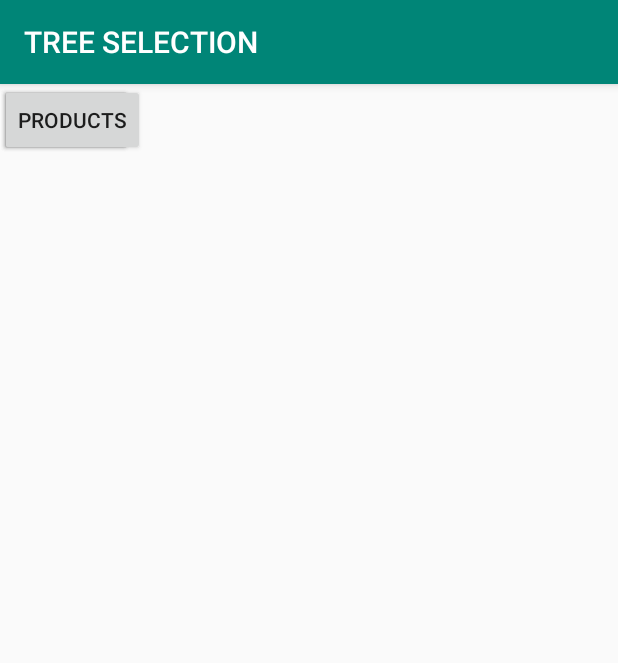
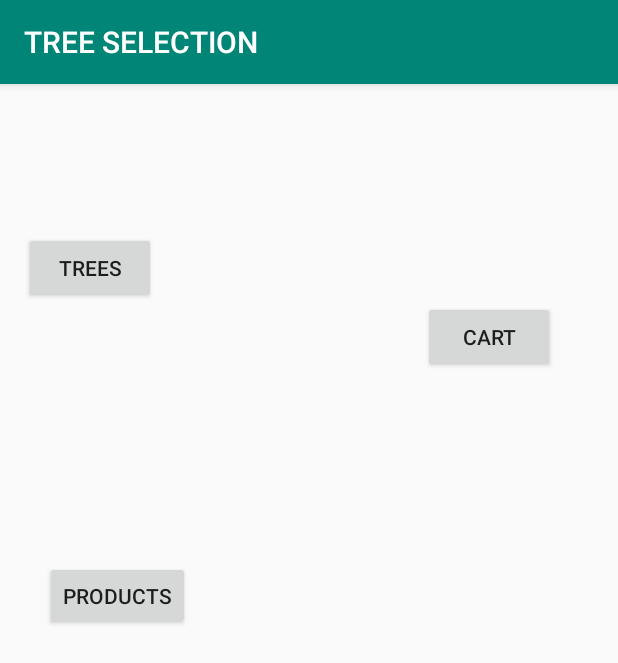
Before and after one commit to BigJase/SE5013, an Android app: the screen it shows after launch (HomeScreen), on a phone screen of 412 x 824 dp. Shown: the top 663 px of the screen. Run offline under Robolectric (Android 15) with nearby library versions, the light colour scheme and no system bars.

Commit message:
-Made the Home Screen open on app launch -Added buttons (trees, cart, products) -Pressing tress button brings up list of trees

```diff
--- a/app/src/main/AndroidManifest.xml
+++ b/app/src/main/AndroidManifest.xml
@@ -10,14 +10,11 @@
         android:supportsRtl="true"
         android:theme="@style/AppTheme">
         <activity android:name=".MainActivity">
-            <intent-filter>
-                <action android:name="android.intent.action.MAIN" />
 
-                <category android:name="android.intent.category.LAUNCHER" />
-            </intent-filter>
         </activity>
 
         <activity android:name=".HomeScreen">
+            android:onClick=".MainActivity"
             <intent-filter>
                 <action android:name="android.intent.action.MAIN" />
 
--- a/app/src/main/java/com/example/jason/myapplication/HomeScreen.java
+++ b/app/src/main/java/com/example/jason/myapplication/HomeScreen.java
@@ -1,13 +1,26 @@
 package com.example.jason.myapplication;
 
+import android.content.Intent;
 import android.os.Bundle;
 import android.support.v7.app.AppCompatActivity;
+import android.view.View;
+import android.widget.Button;
 
 public class HomeScreen extends AppCompatActivity {
 
     protected void onCreate(Bundle savedInstanceState){
         super.onCreate(savedInstanceState);
         setContentView(R.layout.home_screen);
+
+        final Button tree_button = findViewById(R.id.trees_button);
+        tree_button.setOnClickListener(new View.OnClickListener(){
+            public void onClick(View v){
+                Intent intent = new Intent(HomeScreen.this, MainActivity.class);
+                startActivity(intent);
+            }
+        });
     }
 
+
+
 }
--- a/app/src/main/res/layout/home_screen.xml
+++ b/app/src/main/res/layout/home_screen.xml
@@ -1,31 +1,51 @@
 <?xml version="1.0" encoding="utf-8"?>
 <android.support.constraint.ConstraintLayout xmlns:android="http://schemas.android.com/apk/res/android"
+    xmlns:app="http://schemas.android.com/apk/res-auto"
     xmlns:tools="http://schemas.android.com/tools"
-    android:id="@+id/products_button"
+
     android:layout_width="match_parent"
     android:layout_height="match_parent">
 
     <Button
-        android:id="@+id/tree_button"
+        android:id="@+id/trees_button"
         android:layout_width="wrap_content"
-        android:layout_height="wrap_content"
+        android:layout_height="48dp"
+        android:layout_marginTop="16dp"
+        android:layout_marginEnd="154dp"
+        android:layout_marginBottom="8dp"
         android:text="Trees"
-        tools:layout_editor_absoluteX="0dp"
-        tools:layout_editor_absoluteY="25dp" />
+        app:layout_constraintBottom_toTopOf="@+id/products_button"
+        app:layout_constraintEnd_toStartOf="@+id/cart_button"
+        app:layout_constraintHorizontal_bias="0.571"
+        app:layout_constraintStart_toStartOf="parent"
+        app:layout_constraintTop_toTopOf="parent"
+        app:layout_constraintVertical_bias="0.69" />
 
     <Button
         android:id="@+id/cart_button"
         android:layout_width="wrap_content"
         android:layout_height="wrap_content"
+        android:layout_marginStart="8dp"
+        android:layout_marginTop="16dp"
+        android:layout_marginEnd="26dp"
+        android:layout_marginBottom="447dp"
         android:text="Cart"
-        tools:layout_editor_absoluteX="251dp"
-        tools:layout_editor_absoluteY="25dp" />
+        app:layout_constraintBottom_toBottomOf="parent"
+        app:layout_constraintEnd_toEndOf="parent"
+        app:layout_constraintStart_toEndOf="@+id/trees_button"
+        app:layout_constraintTop_toTopOf="parent" />
 
     <Button
         android:id="@+id/products_button"
         android:layout_width="wrap_content"
-        android:layout_height="wrap_content"
+        android:layout_height="46dp"
+        android:layout_marginStart="16dp"
+        android:layout_marginTop="80dp"
+        android:layout_marginEnd="272dp"
+        android:layout_marginBottom="321dp"
         android:text="Products"
-        tools:layout_editor_absoluteX="0dp"
-        tools:layout_editor_absoluteY="132dp" />
+        app:layout_constraintBottom_toBottomOf="parent"
+        app:layout_constraintEnd_toEndOf="parent"
+        app:layout_constraintStart_toStartOf="parent"
+        app:layout_constraintTop_toBottomOf="@+id/trees_button" />
 </android.support.constraint.ConstraintLayout>
```
